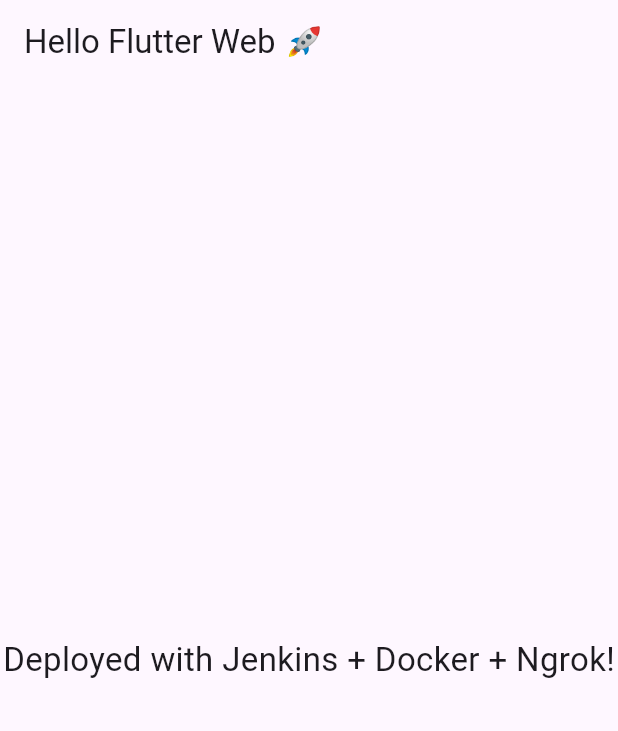
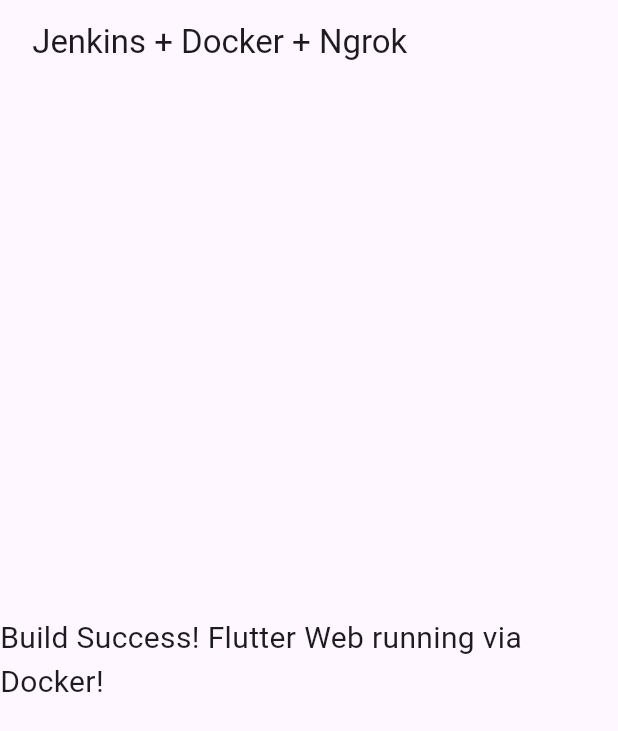
Before and after one commit to raka-ars/mobile-app, a Flutter app: the screen it shows after launch, on a phone screen of 412 x 824 dp. Shown: the top 731 px of the screen. Run offline on Flutter 3.47's test engine with Material 3 defaults, Android fonts, the phone set to English and light mode, and no system bars.

Commit message:
Update main.dart

```diff
--- a/lib/main.dart
+++ b/lib/main.dart
@@ -10,13 +10,13 @@ class MyApp extends StatelessWidget {
   @override
   Widget build(BuildContext context) {
     return MaterialApp(
-      title: 'Flutter Web Demo',
+      title: 'Flutter Web via Jenkins',
       home: Scaffold(
-        appBar: AppBar(title: const Text('Hello Flutter Web 🚀')),
+        appBar: AppBar(title: const Text(' Jenkins + Docker + Ngrok')),
         body: const Center(
           child: Text(
-            'Deployed with Jenkins + Docker + Ngrok!',
-            style: TextStyle(fontSize: 22),
+            'Build Success! Flutter Web running via Docker!',
+            style: TextStyle(fontSize: 20),
           ),
         ),
       ),
```
